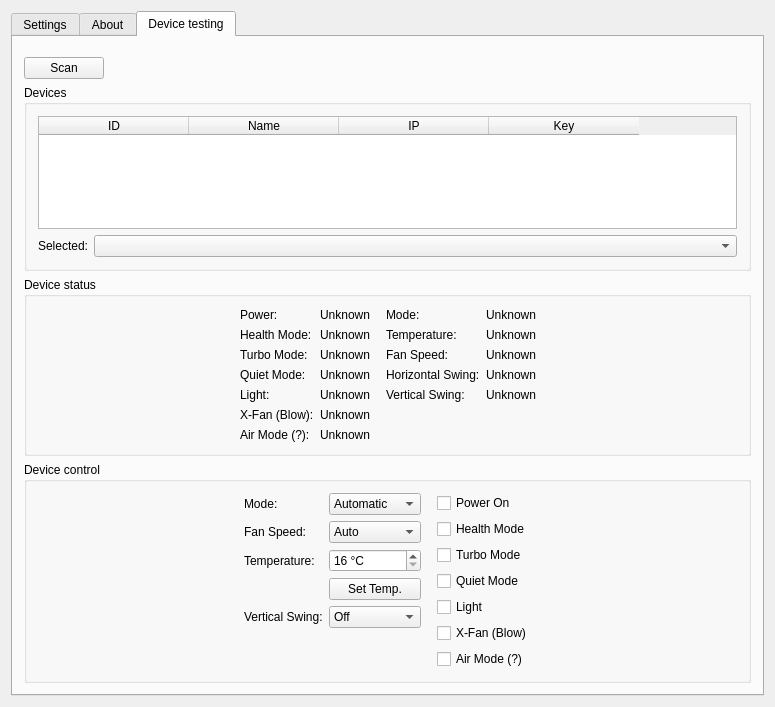
tomikaa87/gree-remote, file GreeRemoteGuiQt/src/mainwindow.ui: the form before one commit.
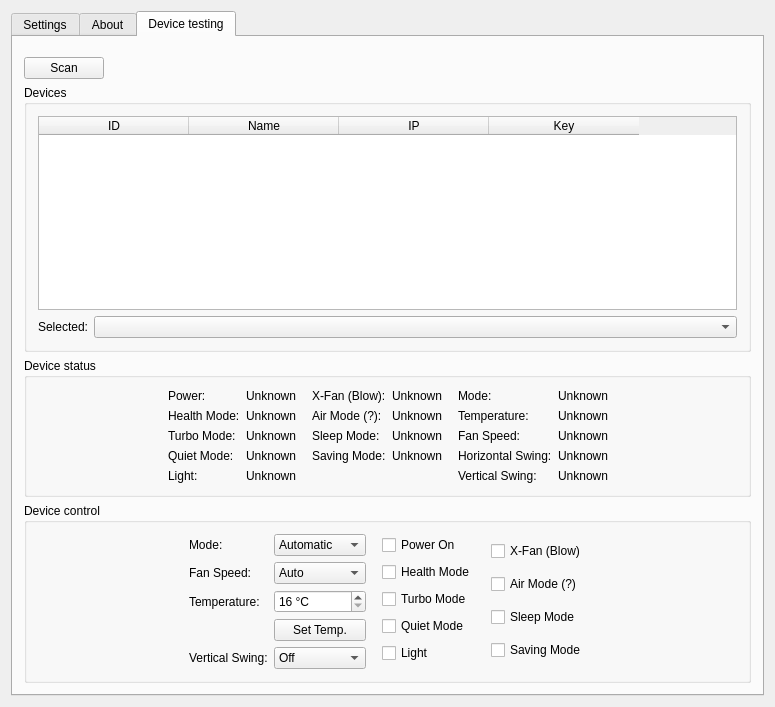
The form after the commit.

Commit message: Implement controlling Sleep and Saving mode

```diff
--- a/GreeRemoteGuiQt/src/mainwindow.ui
+++ b/GreeRemoteGuiQt/src/mainwindow.ui
@@ -211,34 +211,82 @@
                </property>
               </widget>
              </item>
-             <item row="5" column="0">
+            </layout>
+           </item>
+           <item>
+            <spacer name="horizontalSpacer_8">
+             <property name="orientation">
+              <enum>Qt::Horizontal</enum>
+             </property>
+             <property name="sizeType">
+              <enum>QSizePolicy::Maximum</enum>
+             </property>
+             <property name="sizeHint" stdset="0">
+              <size>
+               <width>10</width>
+               <height>20</height>
+              </size>
+             </property>
+            </spacer>
+           </item>
+           <item>
+            <layout class="QFormLayout" name="formLayout_2">
+             <item row="0" column="0">
               <widget class="QLabel" name="label_16">
                <property name="text">
                 <string>X-Fan (Blow):</string>
                </property>
               </widget>
              </item>
-             <item row="5" column="1">
+             <item row="0" column="1">
               <widget class="QLabel" name="xfanStatusLabel">
                <property name="text">
                 <string>Unknown</string>
                </property>
               </widget>
              </item>
-             <item row="6" column="0">
+             <item row="1" column="0">
               <widget class="QLabel" name="label_17">
                <property name="text">
                 <string>Air Mode (?):</string>
                </property>
               </widget>
              </item>
-             <item row="6" column="1">
+             <item row="1" column="1">
               <widget class="QLabel" name="airModeStatusLabel">
                <property name="text">
                 <string>Unknown</string>
                </property>
               </widget>
              </item>
+             <item row="2" column="0">
+              <widget class="QLabel" name="label_18">
+               <property name="text">
+                <string>Sleep Mode:</string>
+               </property>
+              </widget>
+             </item>
+             <item row="3" column="0">
+              <widget class="QLabel" name="label_19">
+               <property name="text">
+                <string>Saving Mode:</string>
+               </property>
+              </widget>
+             </item>
+             <item row="2" column="1">
+              <widget class="QLabel" name="sleepModeStatusLabel">
+               <property name="text">
+                <string>Unknown</string>
+               </property>
+              </widget>
+             </item>
+             <item row="3" column="1">
+              <widget class="QLabel" name="savingModeStatusLabel">
+               <property name="text">
+                <string>Unknown</string>
+               </property>
+              </widget>
+             </item>
             </layout>
            </item>
            <item>
@@ -618,6 +666,26 @@
                </property>
               </widget>
              </item>
+            </layout>
+           </item>
+           <item>
+            <spacer name="horizontalSpacer_9">
+             <property name="orientation">
+              <enum>Qt::Horizontal</enum>
+             </property>
+             <property name="sizeType">
+              <enum>QSizePolicy::Maximum</enum>
+             </property>
+             <property name="sizeHint" stdset="0">
+              <size>
+               <width>10</width>
+               <height>20</height>
+              </size>
+             </property>
+            </spacer>
+           </item>
+           <item>
+            <layout class="QVBoxLayout" name="verticalLayout_2">
              <item>
               <widget class="QCheckBox" name="xfanCheckBox">
                <property name="text">
@@ -632,6 +700,20 @@
                </property>
               </widget>
              </item>
+             <item>
+              <widget class="QCheckBox" name="sleepModeCheckBox">
+               <property name="text">
+                <string>Sleep Mode</string>
+               </property>
+              </widget>
+             </item>
+             <item>
+              <widget class="QCheckBox" name="savingModeCheckBox">
+               <property name="text">
+                <string>Saving Mode</string>
+               </property>
+              </widget>
+             </item>
             </layout>
            </item>
            <item>
```
The commit also changes 4 other files.
